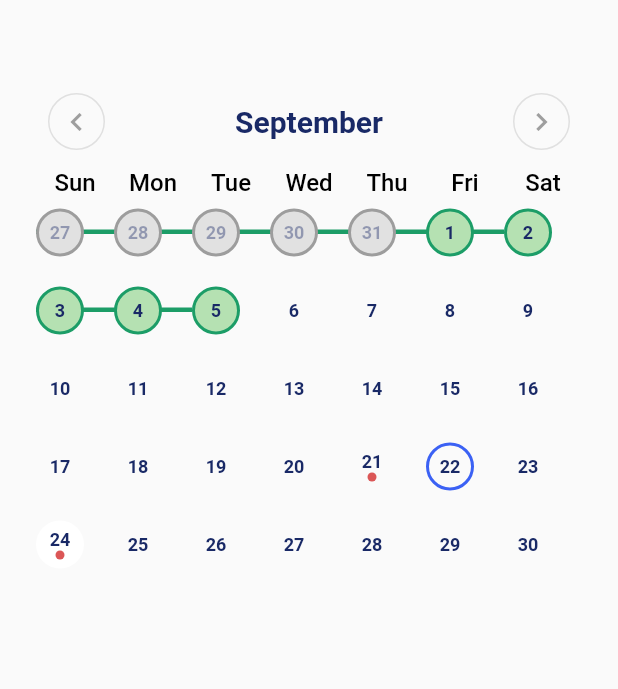
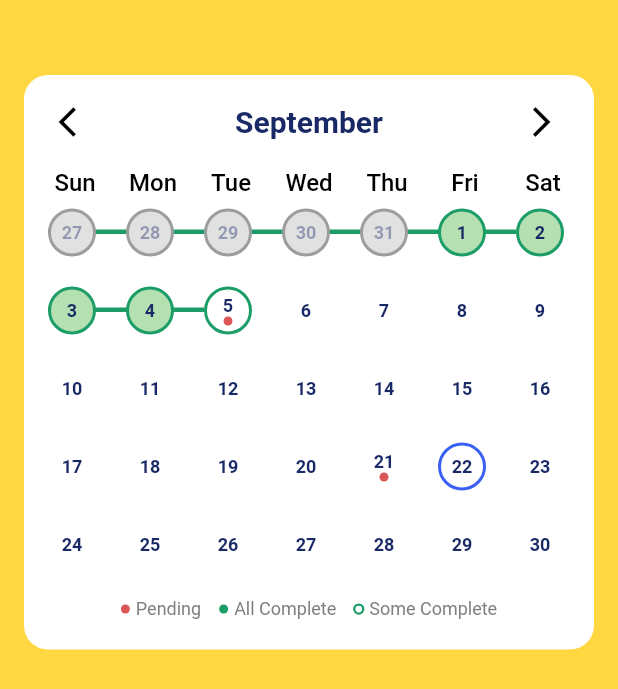
Before and after one commit to ADARSH-PS123/calender, a Flutter app: the screen it shows after launch, on a phone screen of 412 x 824 dp. Shown: the top 689 px of the screen. Run offline on Flutter 3.47's test engine with Material 2 defaults, Android fonts, the phone set to English and light mode, and no system bars.

Commit message:
completed calender widget

```diff
--- a/lib/calender/custom_calender.dart
+++ b/lib/calender/custom_calender.dart
@@ -99,7 +99,16 @@ class CustomCalendarState extends State<CustomCalendar> {
 
   @override
   Widget build(BuildContext context) {
-    return Column(
+    return Container(
+
+
+      decoration: ShapeDecoration(
+          color: Colors.white,
+          shape: RoundedRectangleBorder(
+            borderRadius: BorderRadius.circular(16),
+          )),
+      child: Column(
+        mainAxisSize: MainAxisSize.min,
         children: <Widget>[
           Padding(
             padding: const EdgeInsets.only(
@@ -115,12 +124,7 @@ class CustomCalendarState extends State<CustomCalendar> {
                   child: Container(
                     height: 38,
                     width: 38,
-                  decoration: BoxDecoration(
-                    borderRadius: const BorderRadius.all(Radius.circular(24.0)),
-                    border: Border.all(
-                      color: Colors.grey.shade300,
-                    ),
-                  ),
+
                     child: Material(
                       color: Colors.transparent,
                       child: InkWell(
@@ -128,14 +132,14 @@ class CustomCalendarState extends State<CustomCalendar> {
                             const BorderRadius.all(Radius.circular(24.0)),
                         onTap: () {
                           setState(() {
-                          currentMonthDate = DateTime(
-                              currentMonthDate.year, currentMonthDate.month, 0);
+                            currentMonthDate = DateTime(currentMonthDate.year,
+                                currentMonthDate.month, 0);
                             setListOfDate(currentMonthDate);
                           });
                         },
                         child: const Icon(
-                        Icons.keyboard_arrow_left,
-                        color: Colors.grey,
+                          Icons.arrow_back_ios,
+                          color: Colors.black,
                         ),
                       ),
                     ),
@@ -159,12 +163,7 @@ class CustomCalendarState extends State<CustomCalendar> {
                   child: Container(
                     height: 38,
                     width: 38,
-                  decoration: BoxDecoration(
-                    borderRadius: const BorderRadius.all(Radius.circular(24.0)),
-                    border: Border.all(
-                      color: Colors.grey.shade300,
-                    ),
-                  ),
+
                     child: Material(
                       color: Colors.transparent,
                       child: InkWell(
@@ -178,8 +177,8 @@ class CustomCalendarState extends State<CustomCalendar> {
                           });
                         },
                         child: const Icon(
-                        Icons.keyboard_arrow_right,
-                        color: Colors.grey,
+                          Icons.arrow_forward_ios,
+                          color: Colors.black,
                         ),
                       ),
                     ),
@@ -195,12 +194,14 @@ class CustomCalendarState extends State<CustomCalendar> {
             ),
           ),
           Padding(
-          padding: const EdgeInsets.only(right: 8, left: 8),
+            padding: const EdgeInsets.only(right: 0, left: 16),
             child: Column(
               children: getDaysNoUI(),
             ),
           ),
+          StatusWidget()
         ],
+      ),
     );
   }
 
@@ -492,6 +493,95 @@ class CustomCalendarState extends State<CustomCalendar> {
   }
 }
 
+class StatusWidget extends StatelessWidget {
+  const StatusWidget({
+    super.key,
+  });
+
+  @override
+  Widget build(BuildContext context) {
+    return Padding(
+      padding: const EdgeInsets.only(bottom: 20),
+      child: Row(
+        mainAxisAlignment: MainAxisAlignment.center,
+        children: [
+          Container(
+            width: 6,
+            height: 6,
+            decoration: ShapeDecoration(
+              color: Color(0xFFDB5656),
+              shape: OvalBorder(),
+            ),
+          ),
+          SizedBox(
+            width: 4,
+          ),
+          Text(
+            'Pending',
+            style: TextStyle(
+              color: Color(0xFF7F7F7F),
+              fontSize: 12,
+              fontWeight: FontWeight.w400,
+              height: 0,
+            ),
+          ),
+          SizedBox(
+            width: 12,
+          ),
+          Container(
+            width: 6,
+            height: 6,
+            decoration: ShapeDecoration(
+              color: Color(0xFF1C9D67),
+              shape: OvalBorder(),
+            ),
+          ),
+          SizedBox(
+            width: 4,
+          ),
+          Text(
+            'All Complete',
+            style: TextStyle(
+              color: Color(0xFF7F7F7F),
+              fontSize: 12,
+              fontWeight: FontWeight.w400,
+              height: 0,
+            ),
+          ),
+          SizedBox(
+            width: 12,
+          ),
+          Container(
+            width: 6,
+            height: 6,
+            decoration: ShapeDecoration(
+              shape: OvalBorder(
+                side: BorderSide(
+                  width: 1.50,
+                  strokeAlign: BorderSide.strokeAlignCenter,
+                  color: Color(0xFF1C9D67),
+                ),
+              ),
+            ),
+          ),
+          SizedBox(
+            width: 4,
+          ),
+          Text(
+            'Some Complete',
+            style: TextStyle(
+              color: Color(0xFF7F7F7F),
+              fontSize: 12,
+              fontWeight: FontWeight.w400,
+              height: 0,
+            ),
+          )
+        ],
+      ),
+    );
+  }
+}
+
 class Streak {
   final List<DateTime> someComplete;
   final DateTime streakStartdate, streakEndDate;
--- a/lib/main.dart
+++ b/lib/main.dart
@@ -35,6 +35,7 @@ class _MyHomePageState extends State<MyHomePage> {
   @override
   Widget build(BuildContext context) {
     return Scaffold(
+      backgroundColor: Colors.amberAccent,
       body: SafeArea(
         child: Padding(
           padding:
@@ -50,7 +51,7 @@ class _MyHomePageState extends State<MyHomePage> {
                       streakEndDate: DateTime(2023,9,5),
 
                       someComplete: [
-                         DateTime.now().add(Duration(days: 2))
+                        DateTime(2023,9,5)
                       ],
                       streakStartdate: DateTime(2023,8,25)),
                       // Streak(
```
Lines whose indentation alone changed are shown as unchanged.
